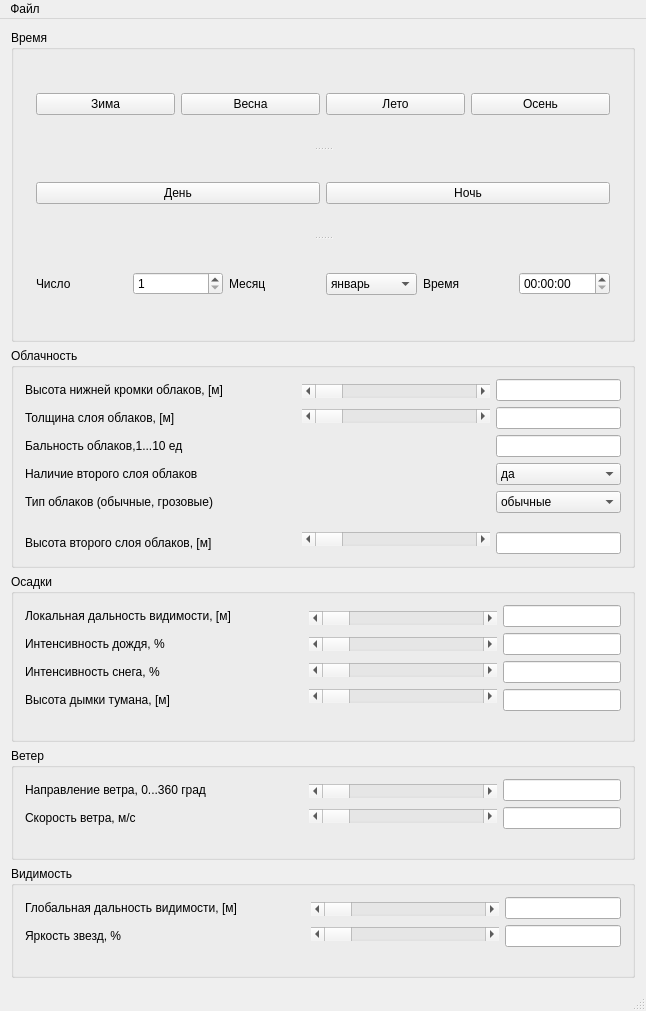
katherinr/desktop_wrapper, file untitled/mainwindow.ui: the form before one commit.
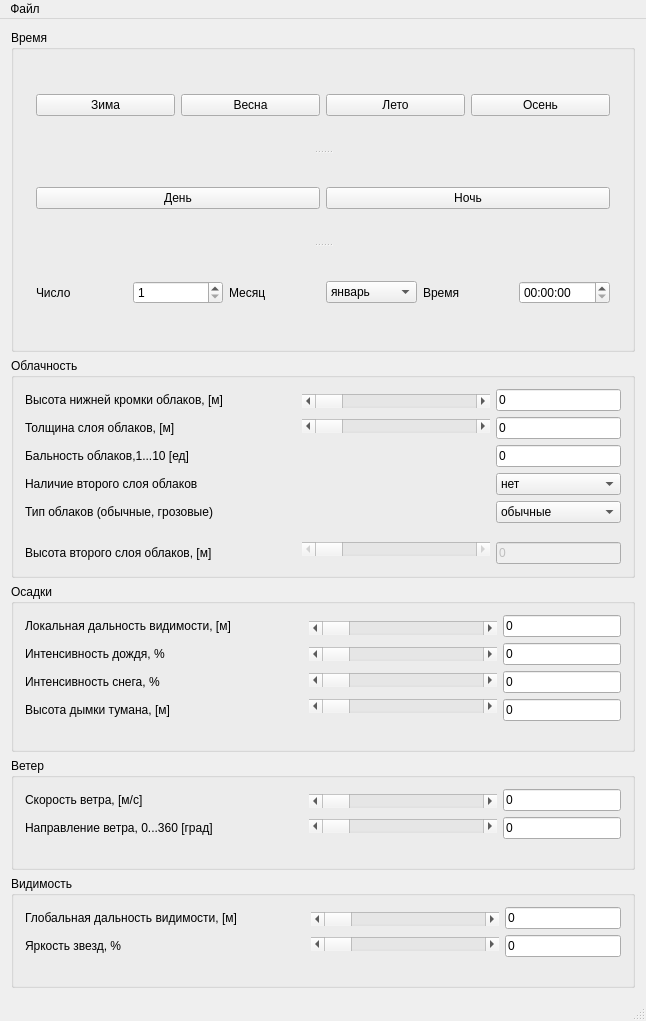
The form after the commit.

Patch:
```diff
--- a/untitled/mainwindow.ui
+++ b/untitled/mainwindow.ui
@@ -10,7 +10,7 @@
     <x>0</x>
     <y>0</y>
     <width>646</width>
-    <height>1011</height>
+    <height>1021</height>
    </rect>
   </property>
   <property name="contextMenuPolicy">
@@ -293,7 +293,7 @@
          <item>
           <widget class="QLabel" name="label_5">
            <property name="text">
-            <string>Бальность облаков,1...10 ед</string>
+            <string>Бальность облаков,1...10 [ед]</string>
            </property>
           </widget>
          </item>
@@ -403,6 +403,15 @@
          </item>
          <item>
           <widget class="QScrollBar" name="cloudSecLvlScroll">
+           <property name="enabled">
+            <bool>false</bool>
+           </property>
+           <property name="cursor">
+            <cursorShape>UpArrowCursor</cursorShape>
+           </property>
+           <property name="maximum">
+            <number>100</number>
+           </property>
            <property name="orientation">
             <enum>Qt::Horizontal</enum>
            </property>
@@ -413,21 +422,28 @@
        <item>
         <layout class="QVBoxLayout" name="verticalLayout_10">
          <item>
-          <widget class="QLineEdit" name="cloudBase_inp"/>
+          <widget class="QLineEdit" name="cloudBase_inp">
+           <property name="text">
+            <string>0</string>
+           </property>
+          </widget>
          </item>
          <item>
-          <widget class="QLineEdit" name="cloudThick_inp"/>
+          <widget class="QLineEdit" name="cloudThick_inp">
+           <property name="text">
+            <string>0</string>
+           </property>
+          </widget>
          </item>
          <item>
-          <widget class="QLineEdit" name="cloudSize_inp"/>
+          <widget class="QLineEdit" name="cloudSize_inp">
+           <property name="text">
+            <string>0</string>
+           </property>
+          </widget>
          </item>
          <item>
           <widget class="QComboBox" name="cloudsSecLay_cmbB">
-           <item>
-            <property name="text">
-             <string>да</string>
-            </property>
-           </item>
            <item>
             <property name="text">
              <string>нет</string>
@@ -466,7 +482,14 @@
           </spacer>
          </item>
          <item>
-          <widget class="QLineEdit" name="cloudSecLayer_inp"/>
+          <widget class="QLineEdit" name="cloudSecLayer_inp">
+           <property name="enabled">
+            <bool>false</bool>
+           </property>
+           <property name="text">
+            <string>0</string>
+           </property>
+          </widget>
          </item>
         </layout>
        </item>
@@ -599,16 +622,38 @@
        <item>
         <layout class="QVBoxLayout" name="verticalLayout_4">
          <item>
-          <widget class="QLineEdit" name="localVis_inp"/>
+          <widget class="QLineEdit" name="localVis_inp">
+           <property name="minimumSize">
+            <size>
+             <width>0</width>
+             <height>0</height>
+            </size>
+           </property>
+           <property name="text">
+            <string>0</string>
+           </property>
+          </widget>
          </item>
          <item>
-          <widget class="QLineEdit" name="rain_inp"/>
+          <widget class="QLineEdit" name="rain_inp">
+           <property name="text">
+            <string>0</string>
+           </property>
+          </widget>
          </item>
          <item>
-          <widget class="QLineEdit" name="snow_inp"/>
+          <widget class="QLineEdit" name="snow_inp">
+           <property name="text">
+            <string>0</string>
+           </property>
+          </widget>
          </item>
          <item>
-          <widget class="QLineEdit" name="hmist_inp"/>
+          <widget class="QLineEdit" name="hmist_inp">
+           <property name="text">
+            <string>0</string>
+           </property>
+          </widget>
          </item>
          <item>
           <spacer name="horizontalSpacer_13">
@@ -639,17 +684,17 @@
       <layout class="QHBoxLayout" name="horizontalLayout_4">
        <item>
         <layout class="QVBoxLayout" name="verticalLayout_6">
-         <item>
-          <widget class="QLabel" name="label_22">
-           <property name="text">
-            <string>Направление ветра, 0...360 град</string>
-           </property>
-          </widget>
-         </item>
          <item>
           <widget class="QLabel" name="label_21">
            <property name="text">
-            <string>Скорость ветра, м/с</string>
+            <string>Скорость ветра, [м/с]</string>
+           </property>
+          </widget>
+         </item>
+         <item>
+          <widget class="QLabel" name="label_22">
+           <property name="text">
+            <string>Направление ветра, 0...360 [град]</string>
            </property>
           </widget>
          </item>
@@ -708,10 +753,18 @@
        <item>
         <layout class="QVBoxLayout" name="verticalLayout_13">
          <item>
-          <widget class="QLineEdit" name="windSpeed_inp"/>
+          <widget class="QLineEdit" name="windSpeed_inp">
+           <property name="text">
+            <string>0</string>
+           </property>
+          </widget>
          </item>
          <item>
-          <widget class="QLineEdit" name="windSpeedPsi_inp"/>
+          <widget class="QLineEdit" name="windSpeedPsi_inp">
+           <property name="text">
+            <string>0</string>
+           </property>
+          </widget>
          </item>
          <item>
           <spacer name="horizontalSpacer_11">
@@ -822,12 +875,16 @@
             </size>
            </property>
            <property name="text">
-            <string/>
+            <string>0</string>
            </property>
           </widget>
          </item>
          <item>
-          <widget class="QLineEdit" name="starsBright_inp"/>
+          <widget class="QLineEdit" name="starsBright_inp">
+           <property name="text">
+            <string>0</string>
+           </property>
+          </widget>
          </item>
          <item>
           <spacer name="horizontalSpacer_10">
```
Left out of the diff: 32 changed lines with no effect on the pictures.
